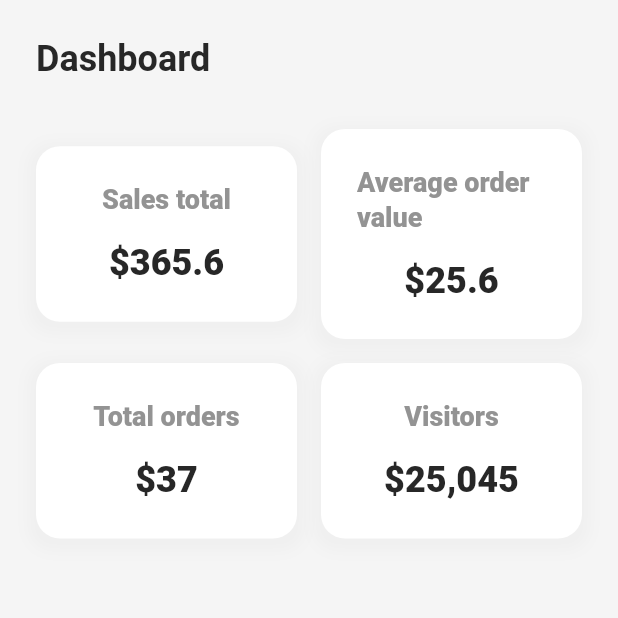
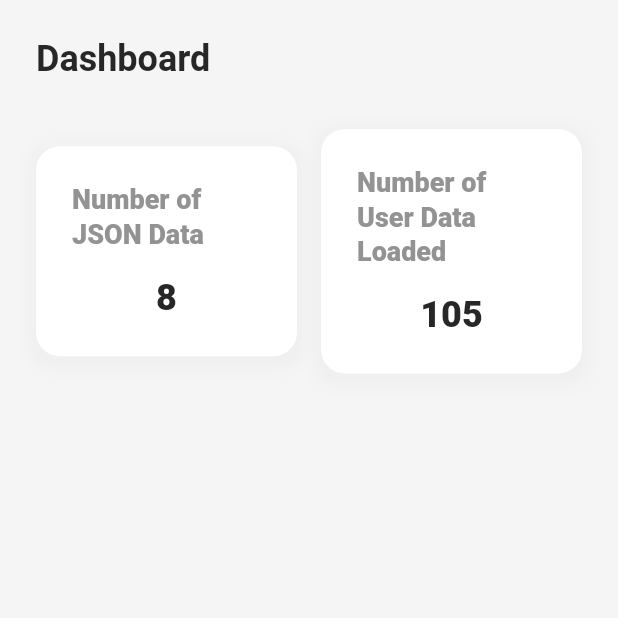
Before and after one commit to Yuvanraj24/flutter_interview_task, a Flutter app: the DashboardTablet screen opened directly, on a phone screen of 412 x 824 dp, the top half of it. Run offline on Flutter 3.47's test engine with Material 3 defaults, Android fonts, the phone set to English and light mode, and no system bars; our stand-ins replace iconsax.

Commit message:
Initial Commit

```diff
--- a/lib/features/home/screens/responsive_screens/dashboard_mobile.dart
+++ b/lib/features/home/screens/responsive_screens/dashboard_mobile.dart
@@ -19,24 +19,20 @@ class DashboardMobile extends StatelessWidget {
             SizedBox(height: AppSizes.spaceBtwSections),
 
             /// CARDS
-            SiajDashboardCard(
-              title: 'Sales total',
-              subTitle: '\$365.6',
+            SizedBox(
+              width: double.infinity,
+              child: SiajDashboardCard(
+                title: 'Number of JSON Data',
+                subTitle: '8',
+              ),
             ),
             SizedBox(height: AppSizes.spaceBtwItems),
-            SiajDashboardCard(
-              title: 'Average order value',
-              subTitle: '\$25.6',
-            ),
-            SizedBox(height: AppSizes.spaceBtwItems),
-            SiajDashboardCard(
-              title: 'Total orders',
-              subTitle: '\$37',
-            ),
-            SizedBox(height: AppSizes.spaceBtwItems),
-            SiajDashboardCard(
-              title: 'Visitors',
-              subTitle: '\$25,045',
+            SizedBox(
+              width: double.infinity,
+              child: SiajDashboardCard(
+                title: 'Number of User Data Loaded',
+                subTitle: '105',
+              ),
             ),
           ],
         ),
--- a/lib/features/home/screens/responsive_screens/dashboard_tablet.dart
+++ b/lib/features/home/screens/responsive_screens/dashboard_tablet.dart
@@ -19,40 +19,23 @@ class DashboardTablet extends StatelessWidget {
             SizedBox(height: AppSizes.spaceBtwSections),
 
             /// CARDS
-            Row(children: [
-              Expanded(
-                  child: SiajDashboardCard(
-                title: 'Sales total',
-                subTitle: '\$365.6',
-              )),
-              SizedBox(width: AppSizes.spaceBtwItems),
-              Expanded(
-                child: SiajDashboardCard(
-                  title: 'Average order value',
-                  subTitle: '\$25.6',
-                ),
-              ),
-            ]),
-            SizedBox(height: AppSizes.spaceBtwItems),
             Row(
               children: [
                 Expanded(
-                  child: SiajDashboardCard(
-                    title: 'Total orders',
-                    subTitle: '\$37',
-                  ),
-                ),
+                    child: SiajDashboardCard(
+                  title: 'Number of JSON Data',
+                  subTitle: '8',
+                )),
                 SizedBox(width: AppSizes.spaceBtwItems),
                 Expanded(
                   child: SiajDashboardCard(
-                    title: 'Visitors',
-                    subTitle: '\$25,045',
+                    title: 'Number of User Data Loaded',
+                    subTitle: '105',
                   ),
                 ),
               ],
             ),
-          ],
-        ),
+          ]),
       ),
     ));
   }
```
